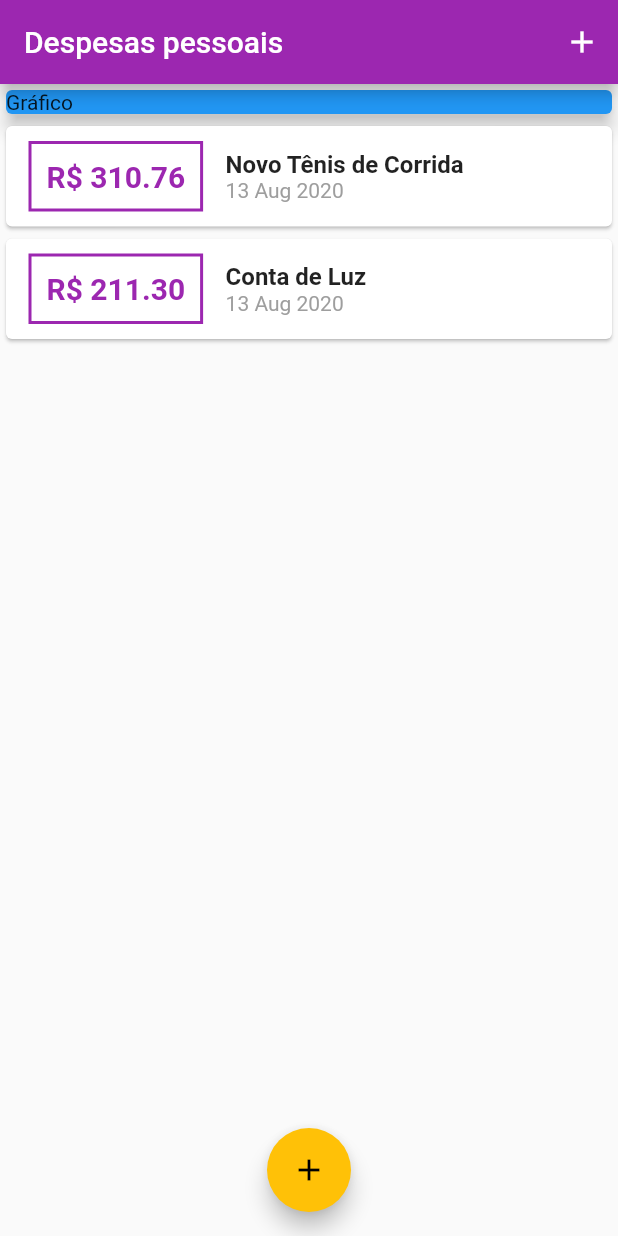
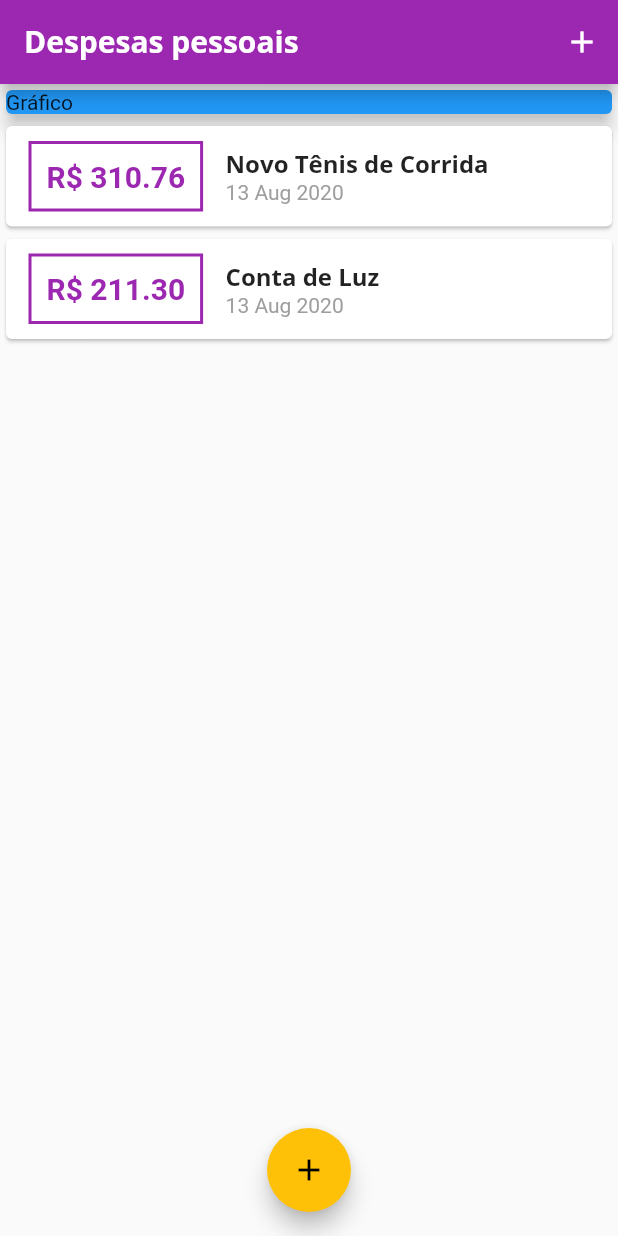
Before and after one commit to marcosdenisalves/expenses, a Flutter app: the screen it shows after launch, on a phone screen of 412 x 824 dp. Run offline on Flutter 3.47's test engine with Material 2 defaults, Android fonts, the phone set to English and light mode, and no system bars.

Commit message:
Fontes Personalizadas & Theme

```diff
--- a/lib/components/transaction_list.dart
+++ b/lib/components/transaction_list.dart
@@ -44,10 +44,7 @@ class TransactionList extends StatelessWidget {
                   children: <Widget>[
                     Text(
                       tr.title,
-                      style: TextStyle(
-                        fontSize: 16,
-                        fontWeight: FontWeight.bold,
-                      ),
+                      style: Theme.of(context).textTheme.headline6,
                     ),
                     Text(
                       DateFormat('d MMM y').format(tr.date),
--- a/lib/main.dart
+++ b/lib/main.dart
@@ -18,6 +18,23 @@ class ExpensesApp extends StatelessWidget {
       theme: ThemeData(
         primarySwatch: Colors.purple,
         accentColor: Colors.amber,
+        fontFamily: 'Quicksand',
+        textTheme: ThemeData.light().textTheme.copyWith(
+              headline6: TextStyle(
+                fontFamily: 'OpenSans',
+                fontSize: 16,
+                fontWeight: FontWeight.bold,
+              ),
+            ),
+        appBarTheme: AppBarTheme(
+          textTheme: ThemeData.light().textTheme.copyWith(
+                headline6: TextStyle(
+                  fontFamily: 'OpenSans',
+                  fontSize: 20,
+                  fontWeight: FontWeight.bold,
+                ),
+              ),
+        ),
       ),
     );
   }
```
Also changed, not shown: pubspec.yaml (+13 -6 lines), assets/fonts/OpenSans-Bold.ttf (added), assets/fonts/OpenSans-Regular.ttf (added), assets/fonts/Quicksand-Bold.ttf (added), assets/fonts/Quicksand-Light.ttf (added), assets/fonts/Quicksand-Medium.ttf (added), assets/fonts/Quicksand-Regular.ttf (added).
